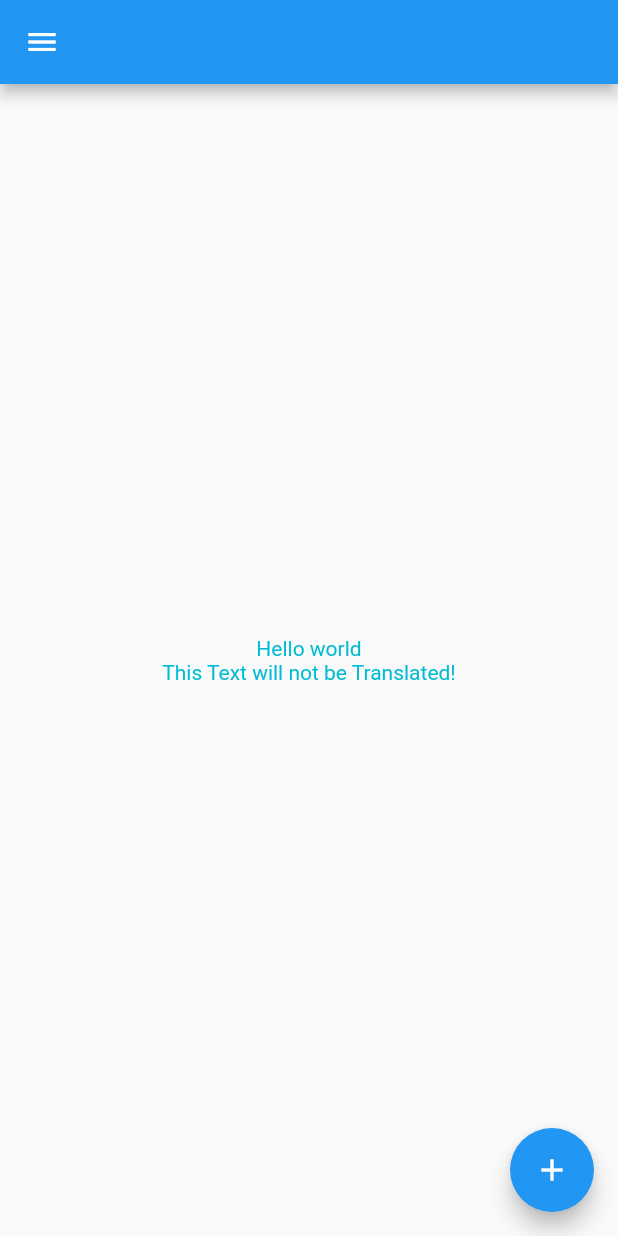
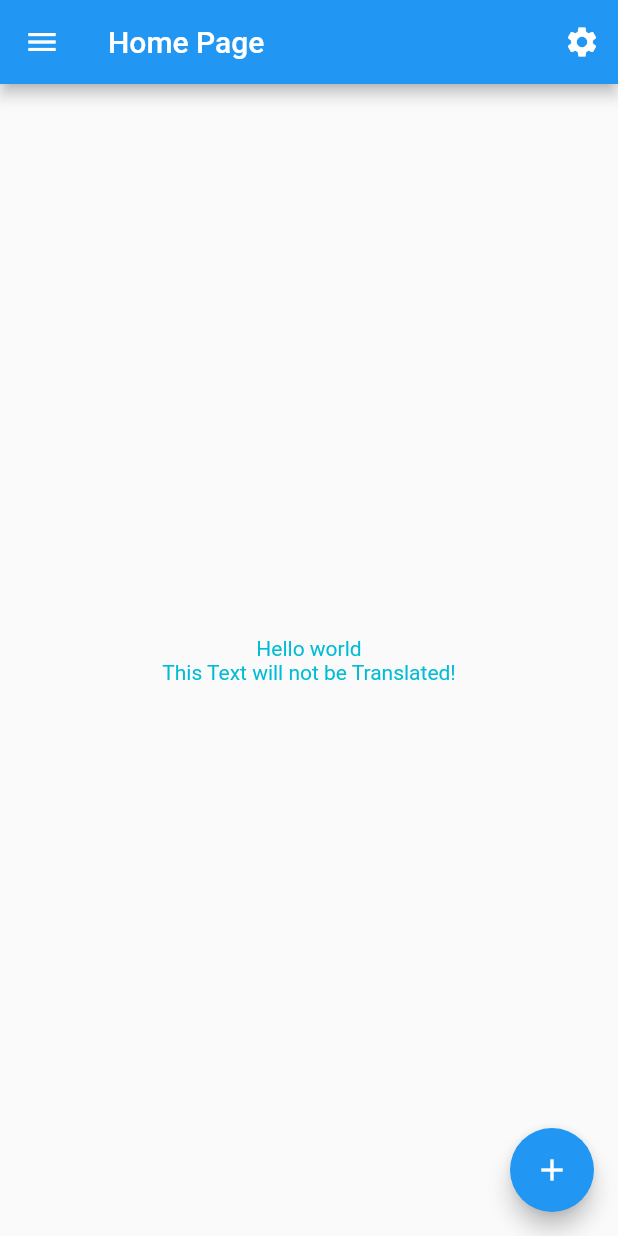
Before and after one commit to kaledshekwark/AppwithtowLanguage, a Flutter app: the screen it shows after launch, on a phone screen of 412 x 824 dp. Run offline on Flutter 3.47's test engine with Material 2 defaults, Android fonts, the phone set to English and light mode, and no system bars; our stand-ins replace shared_preferences.

Commit message:
Before Add Cubit

```diff
--- a/assets/lang/ar.json
+++ b/assets/lang/ar.json
@@ -1,3 +1,5 @@
 {
-  "hello-M":"مرحبا بكم"
+  "hello-M":"مرحبا بكم",
+  "title-M": "الواجهة الرئيسسية",
+  "titel-S": "الاعدادات"
 }
--- a/assets/lang/en.json
+++ b/assets/lang/en.json
@@ -1,3 +1,5 @@
 {
-  "hello-M":"Hello world"
+  "hello-M":"Hello world",
+  "title-M": "Home Page",
+  "titel-S": "Setting"
 }
--- a/lib/Widgets/HomePage.dart
+++ b/lib/Widgets/HomePage.dart
@@ -1,12 +1,21 @@
 import 'package:flutter/material.dart';
 import 'package:flutterwithappenglishandarabic/AppLocalizations.dart';
+import 'package:flutterwithappenglishandarabic/Widgets/SettingPage.dart';
 class HomePage extends StatelessWidget {
   const HomePage({Key? key}) : super(key: key);
 
   @override
   Widget build(BuildContext context) {
     return Scaffold(
-      appBar: AppBar(),
+      appBar: AppBar(
+        title: Text("title-M".tr(context)),
+        actions: [
+          IconButton(onPressed: () => Navigator.of(context).push(
+              MaterialPageRoute(builder: (ctx) =>  SettingPage())),
+              icon: const Icon(Icons.settings))
+        ],
+
+      ),
       drawer: Drawer(),
       body:Center(
         child: Padding(
@@ -15,7 +24,7 @@ class HomePage extends StatelessWidget {
               mainAxisSize: MainAxisSize.min,
               children:
               [
-                Text(AppLocalizations.of(context)!.translate("hello-M") ,style: TextStyle(color:Colors.cyan ),textAlign:TextAlign.center,)
+                Text("hello-M".tr(context) ,style: TextStyle(color:Colors.cyan ),textAlign:TextAlign.center,)
                 ,Text("This Text will not be Translated!" ,style: TextStyle(color:Colors.cyan ),textAlign:TextAlign.center,)
 
 
--- a/pubspec.yaml
+++ b/pubspec.yaml
@@ -38,6 +38,8 @@ dependencies:
   flutter_localizations:
     sdk: flutter
   intl: any
+  flutter_bloc: ^8.1.3
+  shared_preferences: ^2.1.2
 
 dev_dependencies:
   flutter_test:
```
Also changed, not shown: lib/AppLocalizations.dart (+8 -0 lines), lib/Widgets/LaungegeCacheHelper.dart (added, +18 -0 lines), lib/Widgets/SettingPage.dart (added, +29 -0 lines), pubspec.lock.
